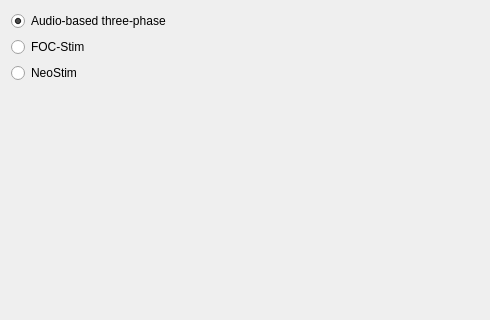
Before: the Qt Designer form designer/device_wizard/type_select.ui in diglet48/restim, drawn with Qt 5; both pictures show x 0 to 490 and y 0 to 320 of the 490 by 477 pixel window.
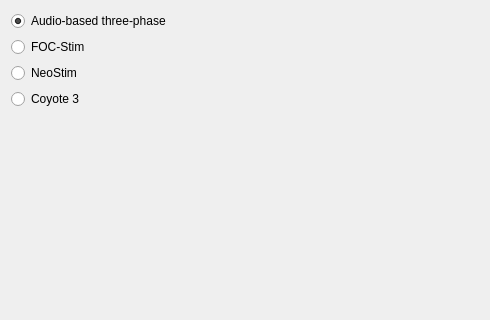
After: the same form once the commit is applied.

Commit message: Rebase coyote on master

Patch:
```diff
--- a/designer/device_wizard/type_select.ui
+++ b/designer/device_wizard/type_select.ui
@@ -35,6 +35,13 @@
     </widget>
    </item>
    <item row="3" column="0">
+    <widget class="QRadioButton" name="coyote_radio">
+     <property name="text">
+      <string>Coyote 3</string>
+     </property>
+    </widget>
+   </item>
+   <item row="4" column="0">
     <spacer name="verticalSpacer">
      <property name="orientation">
       <enum>Qt::Orientation::Vertical</enum>
```
Left out of the diff: 14 changed lines with no effect on the pictures. The commit also changes 17 other files.
